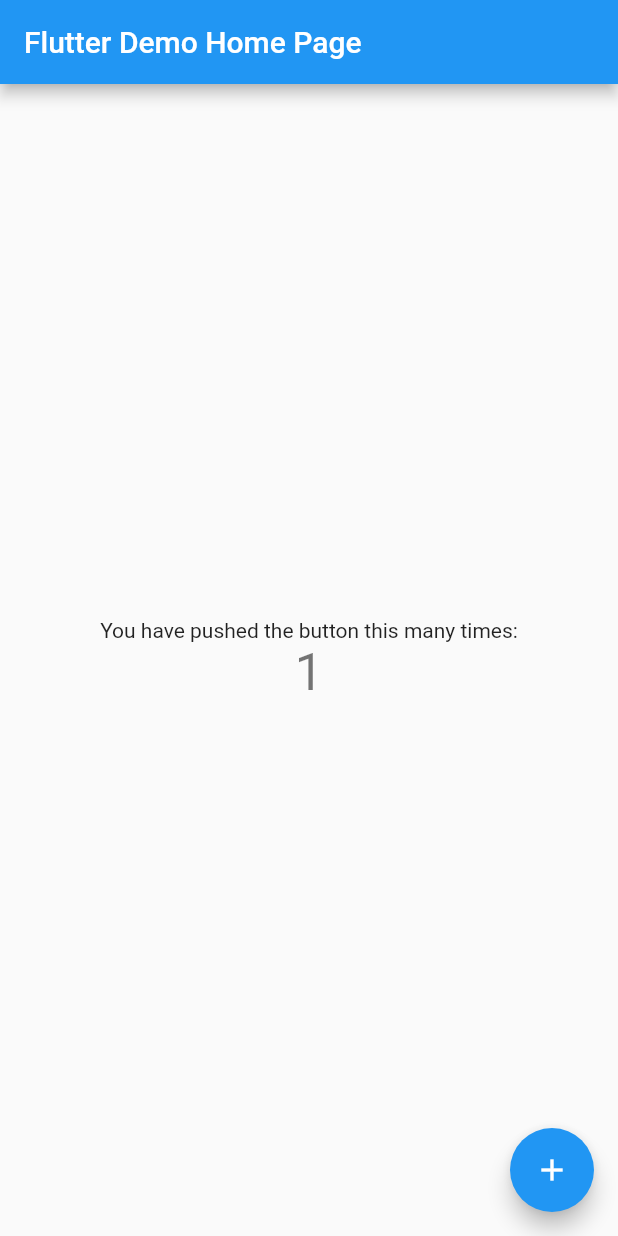
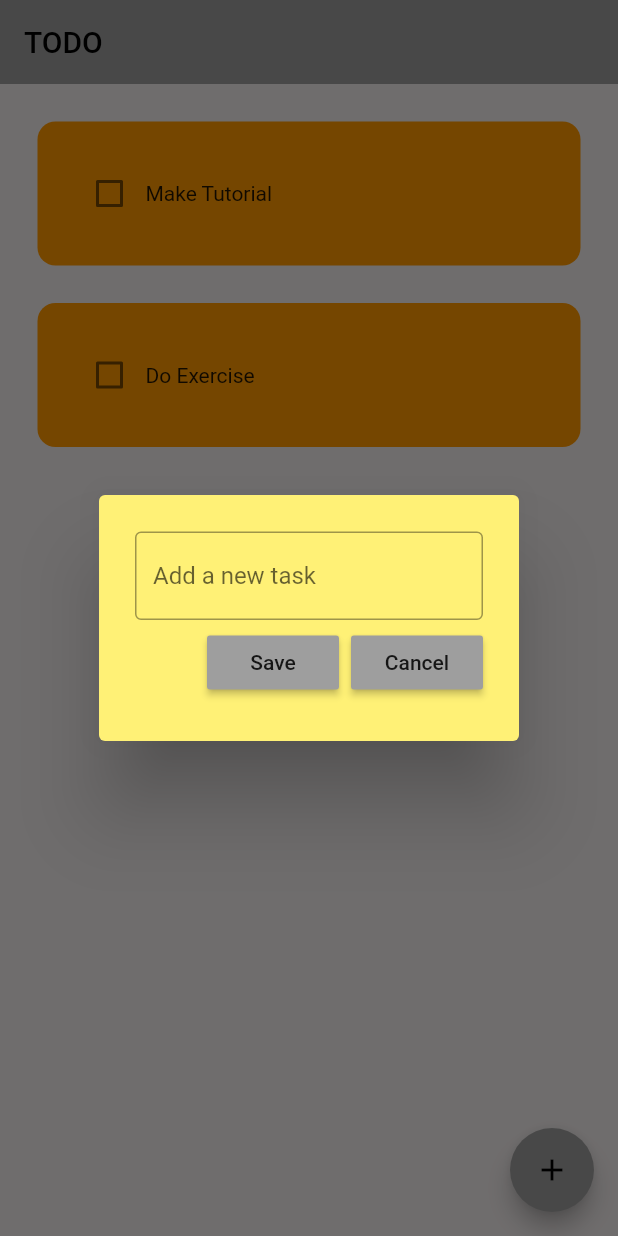
Before and after one commit to rahul021gupta/todoApp, a Flutter app: the screen it shows after launch, after a tap on the "add" icon, on a phone screen of 412 x 824 dp. Run offline on Flutter 3.47's test engine with Material 2 defaults, Android fonts, the phone set to English and light mode, and no system bars; drawn by our look-alikes of flutter_slidable; our stand-ins replace hive, hive_flutter; accounts and stored records are empty.

Commit message:
todo done

```diff
--- /dev/null
+++ b/lib/data/database.dart
@@ -0,0 +1,26 @@
+import 'package:hive_flutter/hive_flutter.dart';
+
+class ToDoDataBase {
+  List toDoList = [];
+
+  // reference our box
+  final _myBox = Hive.box('mybox');
+
+  // run this method if this is the 1st time ever opening this app
+  void createInitialData() {
+    toDoList = [
+      ["Make Tutorial", false],
+      ["Do Exercise", false],
+    ];
+  }
+
+  // load the data from database
+  void loadData() {
+    toDoList = _myBox.get("TODOLIST");
+  }
+
+  // update the database
+  void updateDataBase() {
+    _myBox.put("TODOLIST", toDoList);
+  }
+}
--- a/lib/main.dart
+++ b/lib/main.dart
@@ -1,115 +1,26 @@
 import 'package:flutter/material.dart';
+import 'package:hive_flutter/hive_flutter.dart';
+import 'pages/home_page.dart';
 
-void main() {
+void main() async {
+  // init the hive
+  await Hive.initFlutter();
+
+  // open a box
+  var box = await Hive.openBox('mybox');
+
   runApp(const MyApp());
 }
 
 class MyApp extends StatelessWidget {
   const MyApp({super.key});
 
-  // This widget is the root of your application.
   @override
   Widget build(BuildContext context) {
     return MaterialApp(
-      title: 'Flutter Demo',
-      theme: ThemeData(
-        // This is the theme of your application.
-        //
-        // Try running your application with "flutter run". You'll see the
-        // application has a blue toolbar. Then, without quitting the app, try
-        // changing the primarySwatch below to Colors.green and then invoke
-        // "hot reload" (press "r" in the console where you ran "flutter run",
-        // or simply save your changes to "hot reload" in a Flutter IDE).
-        // Notice that the counter didn't reset back to zero; the application
-        // is not restarted.
-        primarySwatch: Colors.blue,
-      ),
-      home: const MyHomePage(title: 'Flutter Demo Home Page'),
+      debugShowCheckedModeBanner: false,
+      home: HomePage(),
+      theme: ThemeData(primarySwatch: Colors.grey),
     );
   }
 }
-
-class MyHomePage extends StatefulWidget {
-  const MyHomePage({super.key, required this.title});
-
-  // This widget is the home page of your application. It is stateful, meaning
-  // that it has a State object (defined below) that contains fields that affect
-  // how it looks.
-
-  // This class is the configuration for the state. It holds the values (in this
-  // case the title) provided by the parent (in this case the App widget) and
-  // used by the build method of the State. Fields in a Widget subclass are
-  // always marked "final".
-
-  final String title;
-
-  @override
-  State<MyHomePage> createState() => _MyHomePageState();
-}
-
-class _MyHomePageState extends State<MyHomePage> {
-  int _counter = 0;
-
-  void _incrementCounter() {
-    setState(() {
-      // This call to setState tells the Flutter framework that something has
-      // changed in this State, which causes it to rerun the build method below
-      // so that the display can reflect the updated values. If we changed
-      // _counter without calling setState(), then the build method would not be
-      // called again, and so nothing would appear to happen.
-      _counter++;
-    });
-  }
-
-  @override
-  Widget build(BuildContext context) {
-    // This method is rerun every time setState is called, for instance as done
-    // by the _incrementCounter method above.
-    //
-    // The Flutter framework has been optimized to make rerunning build methods
-    // fast, so that you can just rebuild anything that needs updating rather
-    // than having to individually change instances of widgets.
-    return Scaffold(
-      appBar: AppBar(
-        // Here we take the value from the MyHomePage object that was created by
-        // the App.build method, and use it to set our appbar title.
-        title: Text(widget.title),
-      ),
-      body: Center(
-        // Center is a layout widget. It takes a single child and positions it
-        // in the middle of the parent.
-        child: Column(
-          // Column is also a layout widget. It takes a list of children and
-          // arranges them vertically. By default, it sizes itself to fit its
-          // children horizontally, and tries to be as tall as its parent.
-          //
-          // Invoke "debug painting" (press "p" in the console, choose the
-          // "Toggle Debug Paint" action from the Flutter Inspector in Android
-          // Studio, or the "Toggle Debug Paint" command in Visual Studio Code)
-          // to see the wireframe for each widget.
-          //
-          // Column has various properties to control how it sizes itself and
-          // how it positions its children. Here we use mainAxisAlignment to
-          // center the children vertically; the main axis here is the vertical
-          // axis because Columns are vertical (the cross axis would be
-          // horizontal).
-          mainAxisAlignment: MainAxisAlignment.center,
-          children: <Widget>[
-            const Text(
-              'You have pushed the button this many times:',
-            ),
-            Text(
-              '$_counter',
-              style: Theme.of(context).textTheme.headlineMedium,
-            ),
-          ],
-        ),
-      ),
-      floatingActionButton: FloatingActionButton(
-        onPressed: _incrementCounter,
-        tooltip: 'Increment',
-        child: const Icon(Icons.add),
-      ), // This trailing comma makes auto-formatting nicer for build methods.
-    );
-  }
-}
--- /dev/null
+++ b/lib/pages/home_page.dart
@@ -0,0 +1,103 @@
+import 'package:flutter/material.dart';
+import 'package:hive/hive.dart';
+import '../data/database.dart';
+import '../util/dialog_box.dart';
+import '../util/todo_tile.dart';
+
+class HomePage extends StatefulWidget {
+  const HomePage({super.key});
+
+  @override
+  State<HomePage> createState() => _HomePageState();
+}
+
+class _HomePageState extends State<HomePage> {
+  // reference the hive box
+  final _myBox = Hive.box('mybox');
+  ToDoDataBase db = ToDoDataBase();
+
+  @override
+  void initState() {
+    // if this is the 1st time ever openin the app, then create default data
+    if (_myBox.get("TODOLIST") == null) {
+      db.createInitialData();
+    } else {
+      // there already exists data
+      db.loadData();
+    }
+
+    super.initState();
+  }
+
+  // text controller
+  final _controller = TextEditingController();
+
+  // checkbox was tapped
+  void checkBoxChanged(bool? value, int index) {
+    setState(() {
+      db.toDoList[index][1] = !db.toDoList[index][1];
+    });
+    db.updateDataBase();
+  }
+
+  // save new task
+  void saveNewTask() {
+    setState(() {
+      db.toDoList.add([_controller.text, false]);
+      _controller.clear();
+    });
+    Navigator.of(context).pop();
+    db.updateDataBase();
+  }
+
+  // create a new task
+  void createNewTask() {
+    showDialog(
+      context: context,
+      builder: (context) {
+        return DialogBox(
+          controller: _controller,
+          onSave: saveNewTask,
+          onCancel: () => Navigator.of(context).pop(),
+        );
+      },
+    );
+  }
+
+  // delete task
+  void deleteTask(int index) {
+    setState(() {
+      db.toDoList.removeAt(index);
+    });
+    db.updateDataBase();
+  }
+
+  @override
+  Widget build(BuildContext context) {
+    return Scaffold(
+      backgroundColor: Color.fromARGB(255, 242, 237, 237),
+      appBar: AppBar(
+        title: Text(
+          'TODO',
+          // style: TextStyle(color: Colors.white),
+        ),
+        elevation: 0,
+      ),
+      floatingActionButton: FloatingActionButton(
+        onPressed: createNewTask,
+        child: Icon(Icons.add),
+      ),
+      body: ListView.builder(
+        itemCount: db.toDoList.length,
+        itemBuilder: (context, index) {
+          return ToDoTile(
+            taskName: db.toDoList[index][0],
+            taskCompleted: db.toDoList[index][1],
+            onChanged: (value) => checkBoxChanged(value, index),
+            deleteFunction: (context) => deleteTask(index),
+          );
+        },
+      ),
+    );
+  }
+}
--- /dev/null
+++ b/lib/util/dialog_box.dart
@@ -0,0 +1,53 @@
+import 'package:flutter/material.dart';
+
+import 'my_button.dart';
+
+class DialogBox extends StatelessWidget {
+  final controller;
+  VoidCallback onSave;
+  VoidCallback onCancel;
+
+  DialogBox({
+    super.key,
+    required this.controller,
+    required this.onSave,
+    required this.onCancel,
+  });
+
+  @override
+  Widget build(BuildContext context) {
+    return AlertDialog(
+      backgroundColor: Colors.yellow[300],
+      content: Container(
+        height: 120,
+        child: Column(
+          mainAxisAlignment: MainAxisAlignment.spaceEvenly,
+          children: [
+            // get user input
+            TextField(
+              controller: controller,
+              decoration: InputDecoration(
+                border: OutlineInputBorder(),
+                hintText: "Add a new task",
+              ),
+            ),
+
+            // buttons -> save + cancel
+            Row(
+              mainAxisAlignment: MainAxisAlignment.end,
+              children: [
+                // save button
+                MyButton(text: "Save", onPressed: onSave),
+
+                const SizedBox(width: 8),
+
+                // cancel button
+                MyButton(text: "Cancel", onPressed: onCancel),
+              ],
+            ),
+          ],
+        ),
+      ),
+    );
+  }
+}
--- /dev/null
+++ b/lib/util/my_button.dart
@@ -0,0 +1,20 @@
+import 'package:flutter/material.dart';
+
+class MyButton extends StatelessWidget {
+  final String text;
+  VoidCallback onPressed;
+  MyButton({
+    super.key,
+    required this.text,
+    required this.onPressed,
+  });
+
+  @override
+  Widget build(BuildContext context) {
+    return MaterialButton(
+      onPressed: onPressed,
+      color: Theme.of(context).primaryColor,
+      child: Text(text),
+    );
+  }
+}
--- /dev/null
+++ b/lib/util/todo_tile.dart
@@ -0,0 +1,64 @@
+import 'package:flutter/material.dart';
+import 'package:flutter_slidable/flutter_slidable.dart';
+
+class ToDoTile extends StatelessWidget {
+  final String taskName;
+  final bool taskCompleted;
+  Function(bool?)? onChanged;
+  Function(BuildContext)? deleteFunction;
+
+  ToDoTile({
+    super.key,
+    required this.taskName,
+    required this.taskCompleted,
+    required this.onChanged,
+    required this.deleteFunction,
+  });
+
+  @override
+  Widget build(BuildContext context) {
+    return Padding(
+      padding: const EdgeInsets.only(left: 25.0, right: 25, top: 25),
+      child: Slidable(
+        endActionPane: ActionPane(
+          motion: StretchMotion(),
+          children: [
+            SlidableAction(
+              onPressed: deleteFunction,
+              icon: Icons.delete,
+              backgroundColor: Colors.red.shade300,
+              borderRadius: BorderRadius.circular(12),
+            )
+          ],
+        ),
+        child: Container(
+          padding: EdgeInsets.all(24),
+          decoration: BoxDecoration(
+            color: Colors.orange,
+            borderRadius: BorderRadius.circular(12),
+          ),
+          child: Row(
+            children: [
+              // checkbox
+              Checkbox(
+                value: taskCompleted,
+                onChanged: onChanged,
+                activeColor: Colors.black,
+              ),
+
+              // task name
+              Text(
+                taskName,
+                style: TextStyle(
+                  decoration: taskCompleted
+                      ? TextDecoration.lineThrough
+                      : TextDecoration.none,
+                ),
+              ),
+            ],
+          ),
+        ),
+      ),
+    );
+  }
+}
--- a/pubspec.yaml
+++ b/pubspec.yaml
@@ -30,6 +30,9 @@ environment:
 dependencies:
   flutter:
     sdk: flutter
+  flutter_slidable: ^1.2.0
+  hive: ^2.2.3
+  hive_flutter: ^1.1.0
 
 
   # The following adds the Cupertino Icons font to your application.
```
Also changed, not shown: pubspec.lock, 1 other file.
